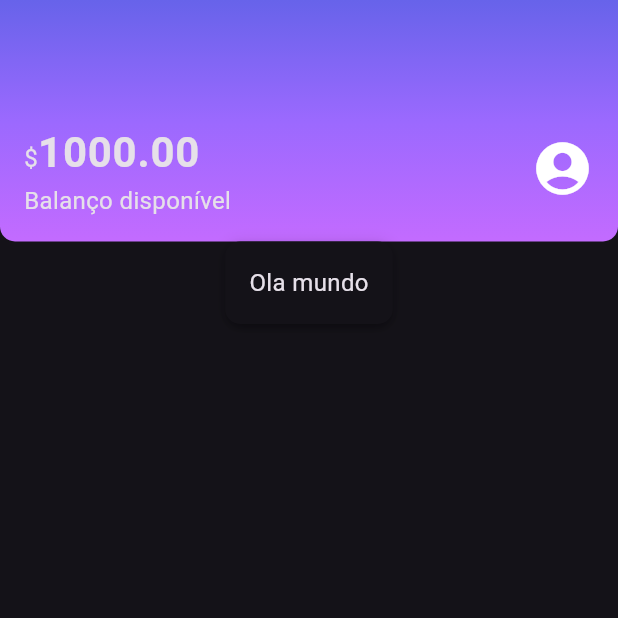
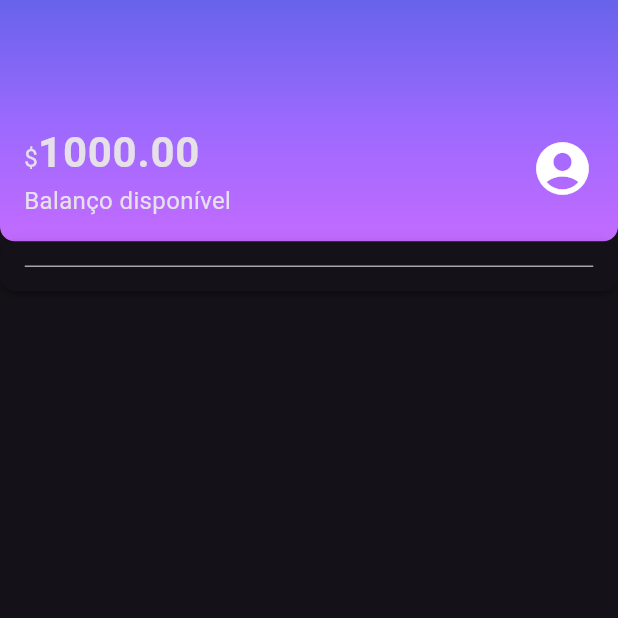
Before and after one commit to JoseLeandroNascimento/alubank, a Flutter app: the screen it shows after launch, on a phone screen of 412 x 824 dp, the top half of it. Run offline on Flutter 3.47's test engine with Material 3 defaults, Android fonts, the phone set to English and light mode, and no system bars.

Commit message:
feat: criando componente comuns

```diff
--- /dev/null
+++ b/lib/components/content_division.dart
@@ -0,0 +1,16 @@
+import 'package:alubank/theme/theme_colors.dart';
+import 'package:flutter/material.dart';
+
+class ContentDivision extends StatelessWidget {
+  const ContentDivision({super.key});
+
+  @override
+  Widget build(BuildContext context) {
+    return Container(
+      height: 1,
+      decoration: BoxDecoration(
+        border: Border.all(color: ThemeColors.division),
+      ),
+    );
+  }
+}
--- a/lib/screens/home.dart
+++ b/lib/screens/home.dart
@@ -1,4 +1,5 @@
 import 'package:alubank/components/box_card.dart';
+import 'package:alubank/components/content_division.dart';
 import 'package:alubank/components/header.dart';
 import 'package:flutter/material.dart';
 
@@ -7,12 +8,12 @@ class Home extends StatelessWidget {
 
   @override
   Widget build(BuildContext context) {
-    return const Scaffold(
+    return Scaffold(
       body: Column(
         children: [
           Header(),
           BoxCard(
-            boxContent: Text("Ola mundo"),
+            boxContent: ContentDivision(),
           ),
         ],
       ),
--- a/lib/theme/theme_colors.dart
+++ b/lib/theme/theme_colors.dart
@@ -7,4 +7,9 @@ class ThemeColors {
     Color.fromRGBO(155, 105, 254, 1),
     Color.fromRGBO(195, 107, 255, 1),
   ];
+  static const recenteActivity = {
+    "spent": Color.fromRGBO(255, 175, 29, 1),
+    "income": Color.fromRGBO(191, 69, 198, 1),
+  };
+  static const division = Color.fromRGBO(166, 166, 166, 1);
 }
```
Also changed, not shown: lib/components/color_dot.dart (added, +19 -0 lines).
